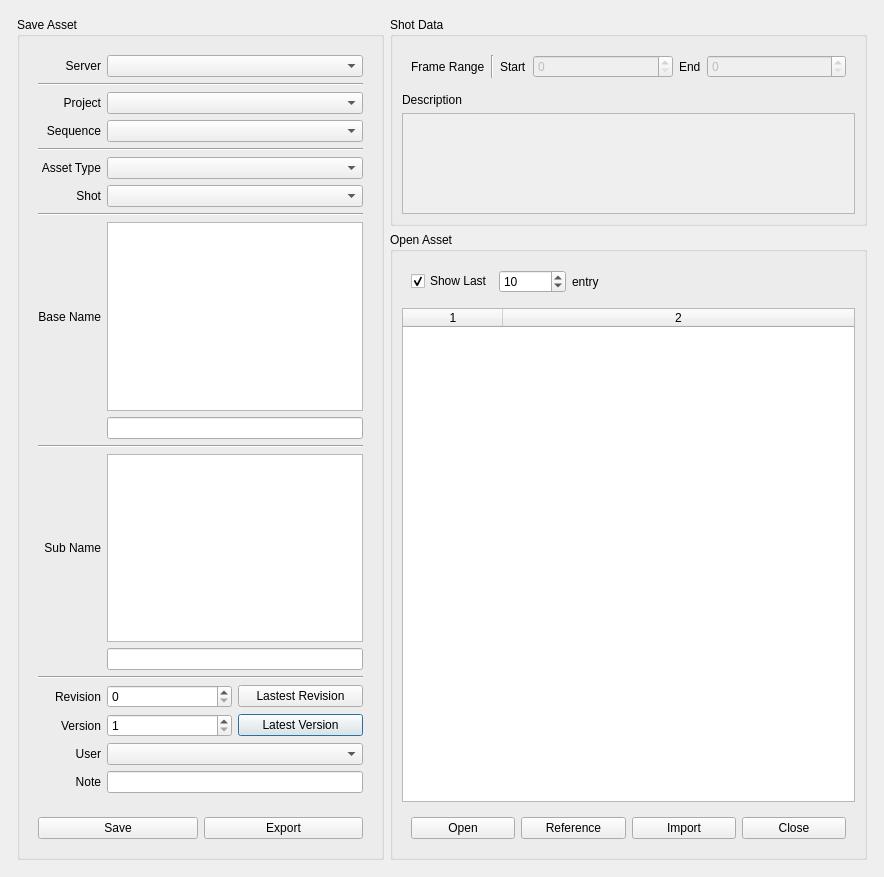
First picture: the form in ui/assetManager.ui, repository code-google-com/oyprojectmanager, before the edit.
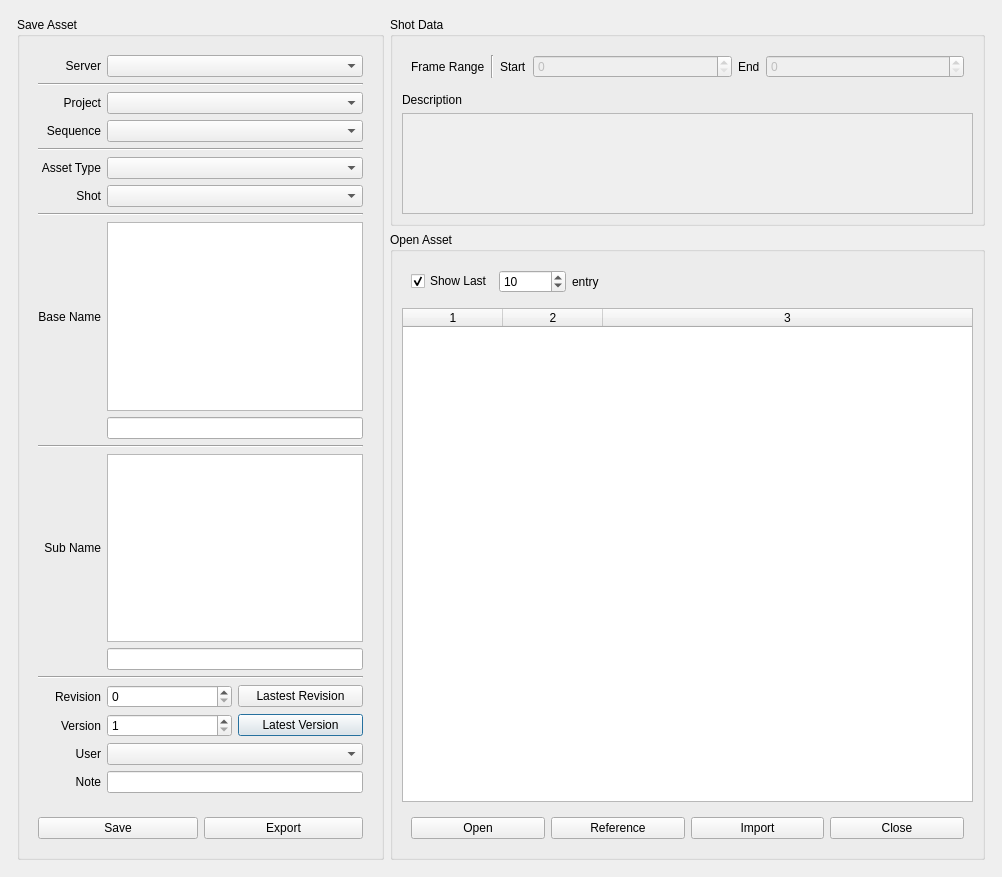
Second picture: the form after the edit.

Diff of the .ui file:
```diff
--- a/ui/assetManager.ui
+++ b/ui/assetManager.ui
@@ -6,7 +6,7 @@
    <rect>
     <x>0</x>
     <y>0</y>
-    <width>884</width>
+    <width>1002</width>
     <height>877</height>
    </rect>
   </property>
@@ -783,7 +783,7 @@
                <enum>Qt::NoPen</enum>
               </property>
               <property name="columnCount">
-               <number>2</number>
+               <number>3</number>
               </property>
               <attribute name="horizontalHeaderStretchLastSection">
                <bool>true</bool>
@@ -796,6 +796,7 @@
               </attribute>
               <column/>
               <column/>
+              <column/>
              </widget>
             </item>
             <item>
```
